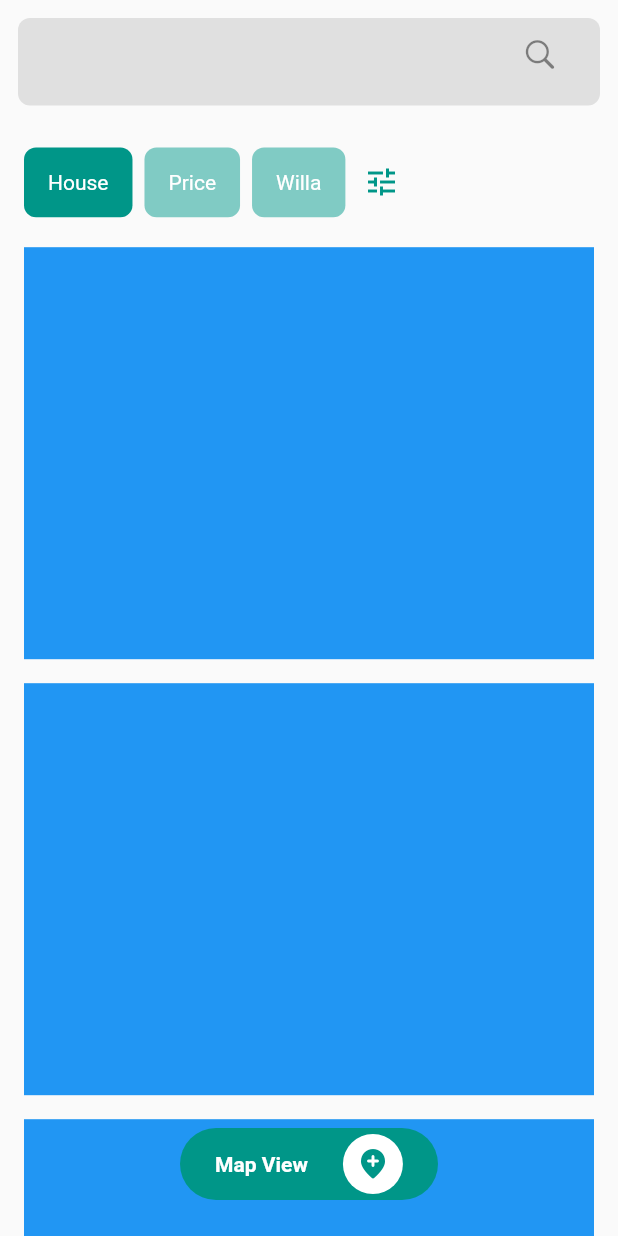
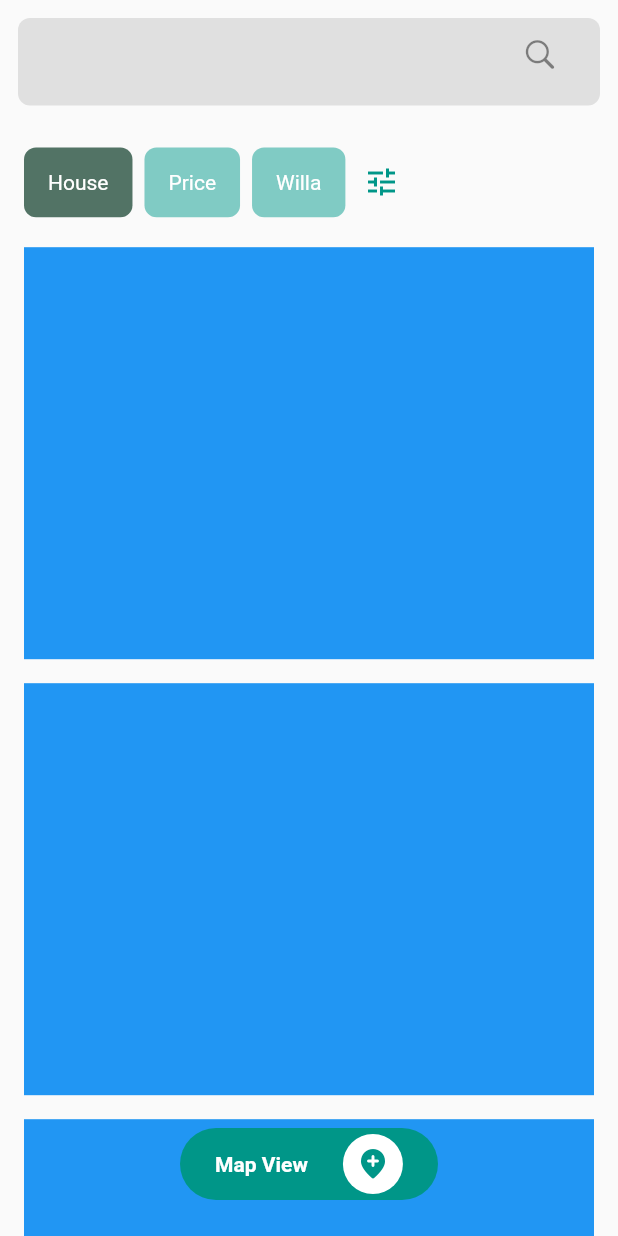
Before and after one commit to JAICHANGPARK/flutter_notebook_8th_story, a Flutter app: the screen it shows after launch, on a phone screen of 412 x 824 dp. Run offline on Flutter 3.47's test engine with Material 2 defaults, Android fonts, the phone set to English and light mode, and no system bars; our stand-ins replace badges, flutter_hooks, google_fonts, hooks_riverpod, state_notifier.

Commit message:
Update rental_main_page.dart

```diff
--- a/lib/ep585_rental_app/rental_main_page.dart
+++ b/lib/ep585_rental_app/rental_main_page.dart
@@ -8,6 +8,8 @@ class RentalMainPage extends StatefulWidget {
 
 class _RentalMainPageState extends State<RentalMainPage> {
   int _pageIndex = 0;
+  // 82 115 101 ==> 52 73 65
+  Color _appColor = Color(0xff527365);
 
   @override
   Widget build(BuildContext context) {
@@ -52,7 +54,7 @@ class _RentalMainPageState extends State<RentalMainPage> {
                       },
                       child: Container(
                         decoration: BoxDecoration(
-                          color: _pageIndex == 0 ? Colors.teal : Colors.teal[200],
+                          color: _pageIndex == 0 ? _appColor : _appColor.withOpacity(0.5),
                           borderRadius: BorderRadius.circular(8),
                         ),
                         child: Padding(
```
